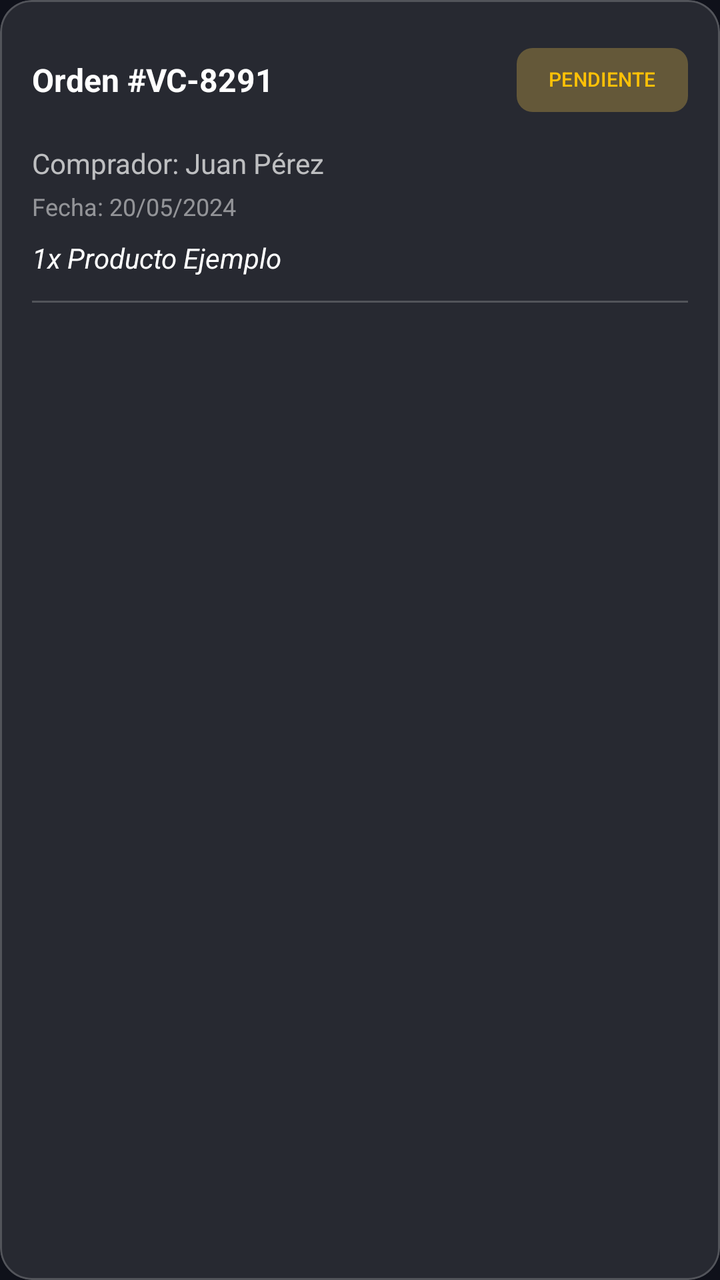
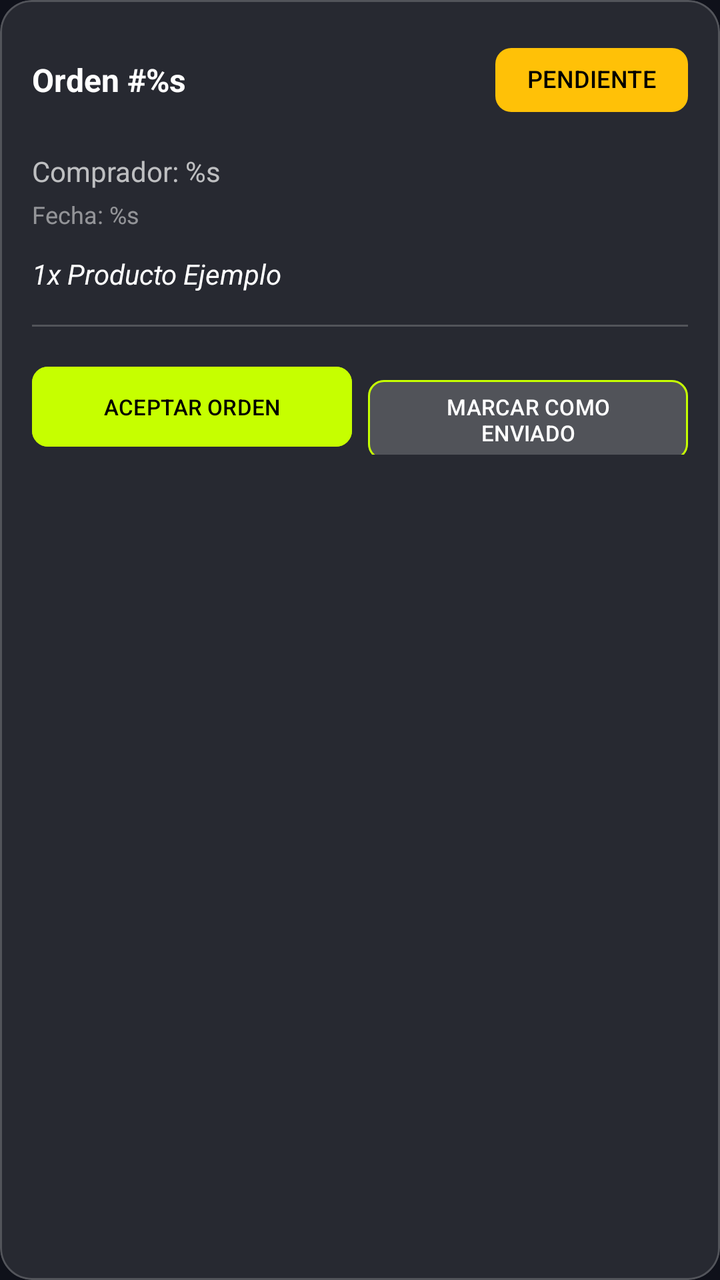

Two renders of the same Android screen: before a commit and after it. Below are the layout's source before the change and the commit's diff.
<!-- AndroidManifest.xml: application theme Theme.VoltCore -->
<!-- res/layout/item_vendor_order.xml -->
<?xml version="1.0" encoding="utf-8"?>
<com.google.android.material.card.MaterialCardView xmlns:android="http://schemas.android.com/apk/res/android"
    xmlns:app="http://schemas.android.com/apk/res-auto"
    android:layout_width="match_parent"
    android:layout_height="wrap_content"
    android:layout_marginBottom="12dp"
    app:cardBackgroundColor="@color/glass_surface"
    app:cardCornerRadius="16dp"
    app:strokeColor="@color/glass_stroke"
    app:strokeWidth="1dp">

    <LinearLayout
        android:layout_width="match_parent"
        android:layout_height="wrap_content"
        android:orientation="vertical"
        android:padding="16dp">

        <LinearLayout
            android:layout_width="match_parent"
            android:layout_height="wrap_content"
            android:orientation="horizontal"
            android:gravity="center_vertical"
            android:layout_marginBottom="8dp">

            <TextView
                android:id="@+id/tvOrderId"
                android:layout_width="0dp"
                android:layout_height="wrap_content"
                android:layout_weight="1"
                android:text="Orden #VC-8291"
                android:textColor="@color/white"
                android:textStyle="bold"
                android:textSize="16sp"/>

            <com.google.android.material.chip.Chip
                android:id="@+id/chipStatus"
                android:layout_width="wrap_content"
                android:layout_height="wrap_content"
                android:text="PENDIENTE"
                app:chipBackgroundColor="#33FFC107"
                android:textColor="#FFC107"
                android:textSize="10sp"
                app:chipStrokeWidth="0dp"/>
        </LinearLayout>

        <TextView
            android:id="@+id/tvCustomerName"
            android:layout_width="wrap_content"
            android:layout_height="wrap_content"
            android:text="Comprador: Juan Pérez"
            android:textColor="#B3FFFFFF"
            android:textSize="14sp"
            android:layout_marginBottom="4dp"/>

        <TextView
            android:id="@+id/tvOrderDate"
            android:layout_width="wrap_content"
            android:layout_height="wrap_content"
            android:text="Fecha: 20/05/2024"
            android:textColor="#80FFFFFF"
            android:textSize="12sp"
            android:layout_marginBottom="8dp"/>

        <TextView
            android:id="@+id/tvOrderItems"
            android:layout_width="match_parent"
            android:layout_height="wrap_content"
            android:text="1x Producto Ejemplo"
            android:textColor="@color/white"
            android:textSize="14sp"
            android:textStyle="italic"
            android:layout_marginBottom="12dp"/>

        <View
            android:layout_width="match_parent"
            android:layout_height="1dp"
            android:background="@color/glass_stroke"
            android:layout_marginBottom="12dp"/>

        <LinearLayout
            android:id="@+id/layoutExpanded"
            android:layout_width="match_parent"
            android:layout_height="wrap_content"
            android:orientation="vertical">

            <Button
                android:id="@+id/btnAcceptOrder"
                android:layout_width="match_parent"
                android:layout_height="wrap_content"
                android:text="ACEPTAR ORDEN"
                android:backgroundTint="@color/volt_primary"
                android:textColor="@color/black"
                android:textStyle="bold"
                android:layout_marginBottom="8dp"
                android:visibility="gone" />

            <com.google.android.material.textfield.TextInputLayout
                android:id="@+id/tilShippingGuide"
                android:layout_width="match_parent"
                android:layout_height="wrap_content"
                android:hint="Número de Guía de Envío"
                style="@style/Widget.Material3.TextInputLayout.OutlinedBox"
                app:boxStrokeColor="@color/volt_primary"
                app:hintTextColor="@color/volt_primary"
                android:layout_marginBottom="12dp"
                android:visibility="gone">
                <com.google.android.material.textfield.TextInputEditText
                    android:id="@+id/etShippingGuide"
                    android:layout_width="match_parent"
                    android:layout_height="wrap_content"
                    android:textColor="@color/white" />
            </com.google.android.material.textfield.TextInputLayout>

            <Button
                android:id="@+id/btnMarkAsShipped"
                android:layout_width="match_parent"
                android:layout_height="wrap_content"
                android:text="MARCAR COMO ENVIADO"
                android:backgroundTint="@color/volt_primary"
                android:textColor="@color/black"
                android:textStyle="bold"
                android:visibility="gone" />
        </LinearLayout>

    </LinearLayout>
</com.google.android.material.card.MaterialCardView>
<!-- resources referenced by this layout -->
<resources>
  <color name="black">#FF000000</color>
  <color name="glass_stroke">#33FFFFFF</color>
  <color name="glass_surface">#1AFFFFFF</color>
  <color name="volt_primary">#C6FF00</color>
  <color name="white">#FFFFFFFF</color>
  <style name="Theme.VoltCore" parent="Base.Theme.VoltCore" />
  <style name="Base.Theme.VoltCore" parent="Theme.Material3.DayNight.NoActionBar">
          
          <item name="colorPrimary">@color/volt_primary</item>
          <item name="android:windowBackground">@color/volt_background</item>
          <item name="colorSurface">@color/glass_surface</item>
          <item name="colorOnSurface">@color/white</item>
      </style>
  <color name="volt_background">#0F111A</color>
</resources>

<!-- the commit's change to res/layout/item_vendor_order.xml (unified diff, before → after) -->
@@ -3,6 +3,7 @@
     xmlns:app="http://schemas.android.com/apk/res-auto"
     android:layout_width="match_parent"
     android:layout_height="wrap_content"
+    android:layout_marginHorizontal="16dp"
     android:layout_marginBottom="12dp"
     app:cardBackgroundColor="@color/glass_surface"
     app:cardCornerRadius="16dp"
@@ -19,15 +20,14 @@
             android:layout_width="match_parent"
             android:layout_height="wrap_content"
             android:orientation="horizontal"
-            android:gravity="center_vertical"
-            android:layout_marginBottom="8dp">
+            android:gravity="center_vertical">
 
             <TextView
-                android:id="@+id/tvOrderId"
+                android:id="@+id/tvOrderNumber"
                 android:layout_width="0dp"
                 android:layout_height="wrap_content"
                 android:layout_weight="1"
-                android:text="Orden #VC-8291"
+                android:text="@string/order_id_placeholder"
                 android:textColor="@color/white"
                 android:textStyle="bold"
                 android:textSize="16sp"/>
@@ -36,91 +36,82 @@
                 android:id="@+id/chipStatus"
                 android:layout_width="wrap_content"
                 android:layout_height="wrap_content"
-                android:text="PENDIENTE"
-                app:chipBackgroundColor="#33FFC107"
-                android:textColor="#FFC107"
-                android:textSize="10sp"
+                android:text="@string/status_pending"
+                app:chipBackgroundColor="@color/volt_warning"
+                android:textColor="@color/black"
+                android:textSize="12sp"
                 app:chipStrokeWidth="0dp"/>
         </LinearLayout>
 
         <TextView
-            android:id="@+id/tvCustomerName"
+            android:id="@+id/tvBuyerName"
             android:layout_width="wrap_content"
             android:layout_height="wrap_content"
-            android:text="Comprador: Juan Pérez"
-            android:textColor="#B3FFFFFF"
-            android:textSize="14sp"
-            android:layout_marginBottom="4dp"/>
+            android:layout_marginTop="12dp"
+            android:text="@string/buyer_placeholder"
+            android:textColor="@color/white_70"
+            android:textSize="14sp"/>
 
         <TextView
             android:id="@+id/tvOrderDate"
             android:layout_width="wrap_content"
             android:layout_height="wrap_content"
-            android:text="Fecha: 20/05/2024"
-            android:textColor="#80FFFFFF"
-            android:textSize="12sp"
-            android:layout_marginBottom="8dp"/>
+            android:layout_marginTop="4dp"
+            android:text="@string/order_date_placeholder"
+            android:textColor="@color/white_50"
+            android:textSize="12sp"/>
 
         <TextView
-            android:id="@+id/tvOrderItems"
-            android:layout_width="match_parent"
+            android:id="@+id/tvOrderSummary"
+            android:layout_width="wrap_content"
             android:layout_height="wrap_content"
-            android:text="1x Producto Ejemplo"
+            android:layout_marginTop="12dp"
+            android:text="@string/product_example_placeholder"
             android:textColor="@color/white"
             android:textSize="14sp"
-            android:textStyle="italic"
-            android:layout_marginBottom="12dp"/>
+            android:textStyle="italic"/>
 
         <View
             android:layout_width="match_parent"
             android:layout_height="1dp"
             android:background="@color/glass_stroke"
-            android:layout_marginBottom="12dp"/>
+            android:layout_marginVertical="16dp"/>
 
         <LinearLayout
-            android:id="@+id/layoutExpanded"
             android:layout_width="match_parent"
             android:layout_height="wrap_content"
-            android:orientation="vertical">
+            android:orientation="horizontal">
 
-            <Button
+            <com.google.android.material.button.MaterialButton
                 android:id="@+id/btnAcceptOrder"
-                android:layout_width="match_parent"
+                android:layout_width="0dp"
                 android:layout_height="wrap_content"
-                android:text="ACEPTAR ORDEN"
+                android:layout_weight="1"
+                android:minHeight="48dp"
+                android:text="@string/accept_order"
+                android:textSize="11sp"
+                app:cornerRadius="8dp"
                 android:backgroundTint="@color/volt_primary"
                 android:textColor="@color/black"
-                android:textStyle="bold"
-                android:layout_marginBottom="8dp"
-                android:visibility="gone" />
+                android:layout_marginEnd="4dp"/>
 
-            <com.google.android.material.textfield.TextInputLayout
-                android:id="@+id/tilShippingGuide"
-                android:layout_width="match_parent"
+            <com.google.android.material.button.MaterialButton
+                android:id="@+id/btnShipOrder"
+                android:layout_width="0dp"
                 android:layout_height="wrap_content"
-                android:hint="Número de Guía de Envío"
-                style="@style/Widget.Material3.TextInputLayout.OutlinedBox"
-                app:boxStrokeColor="@color/volt_primary"
-                app:hintTextColor="@color/volt_primary"
-                android:layout_marginBottom="12dp"
-                android:visibility="gone">
-                <com.google.android.material.textfield.TextInputEditText
-                    android:id="@+id/etShippingGuide"
-                    android:layout_width="match_parent"
-                    android:layout_height="wrap_content"
-                    android:textColor="@color/white" />
-            </com.google.android.material.textfield.TextInputLayout>
+                android:layout_weight="1"
+                android:minHeight="48dp"
+                android:text="@string/mark_as_shipped"
+                android:textSize="11sp"
+                app:cornerRadius="8dp"
+                android:backgroundTint="@color/glass_surface"
+                android:textColor="@color/white"
+                app:strokeColor="@color/volt_primary"
+                app:strokeWidth="1dp"
+                android:layout_marginStart="4dp"/>
 
-            <Button
-                android:id="@+id/btnMarkAsShipped"
-                android:layout_width="match_parent"
-                android:layout_height="wrap_content"
-                android:text="MARCAR COMO ENVIADO"
-                android:backgroundTint="@color/volt_primary"
-                android:textColor="@color/black"
-                android:textStyle="bold"
-                android:visibility="gone" />
         </LinearLayout>
 
     </LinearLayout>
+
 </com.google.android.material.card.MaterialCardView>
<!-- resource entries referenced after the edit -->
@@ -4,7 +4,17 @@
   <color name="glass_stroke">#33FFFFFF</color>
   <color name="glass_surface">#1AFFFFFF</color>
   <color name="volt_primary">#C6FF00</color>
+  <color name="volt_warning">#FFC107</color>
   <color name="white">#FFFFFFFF</color>
+  <color name="white_50">#80FFFFFF</color>
+  <color name="white_70">#B3FFFFFF</color>
+  <string name="accept_order">ACEPTAR ORDEN</string>
+  <string name="buyer_placeholder">Comprador: %s</string>
+  <string name="mark_as_shipped">MARCAR COMO ENVIADO</string>
+  <string name="order_date_placeholder">Fecha: %s</string>
+  <string name="order_id_placeholder">Orden #%s</string>
+  <string name="product_example_placeholder">1x Producto Ejemplo</string>
+  <string name="status_pending">PENDIENTE</string>
   <style name="Theme.VoltCore" parent="Base.Theme.VoltCore" />
   <style name="Base.Theme.VoltCore" parent="Theme.Material3.DayNight.NoActionBar">
           
